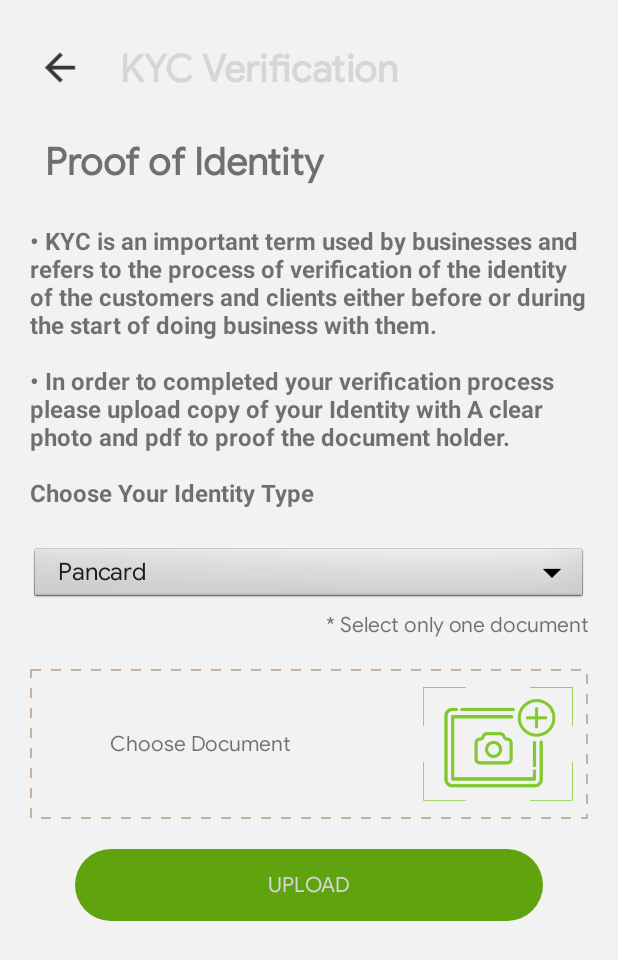
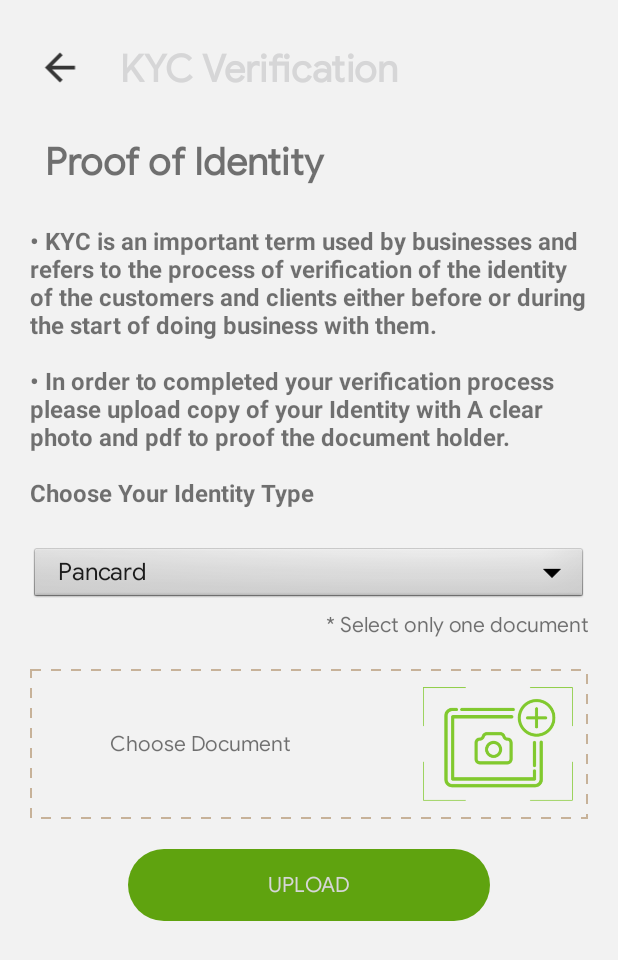
Before and after one commit to priyankaagri/Agri10xWeb, an Android app: the UploadDocument screen opened directly, with no data from a screen before it, on a phone screen of 412 x 824 dp. Shown: the top 960 px of the screen. Run offline under Robolectric (Android 15) with nearby library versions, the phone set to English and light mode, and no system bars; network calls fail; Roboto replaces fonts that are not available here.

Commit message:
Initial commit

```diff
--- a/app/src/main/java/com/mobile/agri10x/Notification.java
+++ b/app/src/main/java/com/mobile/agri10x/Notification.java
@@ -240,4 +240,9 @@ public class Notification extends AppCompatActivity {
         }
 
     }
+
+    @Override
+    public void onBackPressed() {
+
+    }
 }
--- a/app/src/main/java/com/mobile/agri10x/Weather.java
+++ b/app/src/main/java/com/mobile/agri10x/Weather.java
@@ -282,4 +282,10 @@ public class Weather extends AppCompatActivity implements IWeatherCallbackListen
             return dialog;
         }
     }
+
+
+    @Override
+    public void onBackPressed() {
+
+    }
 }
--- a/app/src/main/res/layout/activity_request_stock.xml
+++ b/app/src/main/res/layout/activity_request_stock.xml
@@ -364,7 +364,7 @@
                         android:paddingLeft="16dp"
                         android:paddingRight="16dp"
                         android:text="Add Request"
-                        android:textAllCaps="false"
+                        android:textAllCaps="true"
                         android:textColor="@color/white"
                         android:textColorLink="@color/quantum_white_100"
                         android:textCursorDrawable="@color/quantum_white_100"
--- a/app/src/main/res/layout/new_activity_upload_document.xml
+++ b/app/src/main/res/layout/new_activity_upload_document.xml
@@ -153,8 +153,8 @@
                 android:id="@+id/Upload1"
                 android:textColor="@color/white"
                 android:background="@drawable/btn_round_doc"
-                android:layout_marginLeft="30dp"
-                android:layout_marginRight="30dp"
+                android:layout_marginLeft="65dp"
+                android:layout_marginRight="65dp"
                 android:layout_marginTop="20dp"
                 android:layout_width="match_parent"
                 android:layout_height="wrap_content"
```
Also changed, not shown: app/src/main/java/com/mobile/agri10x/UploadDocument.java (+18 -3 lines), app/src/main/res/layout/activity_stock_list2.xml (+5 -4 lines).
